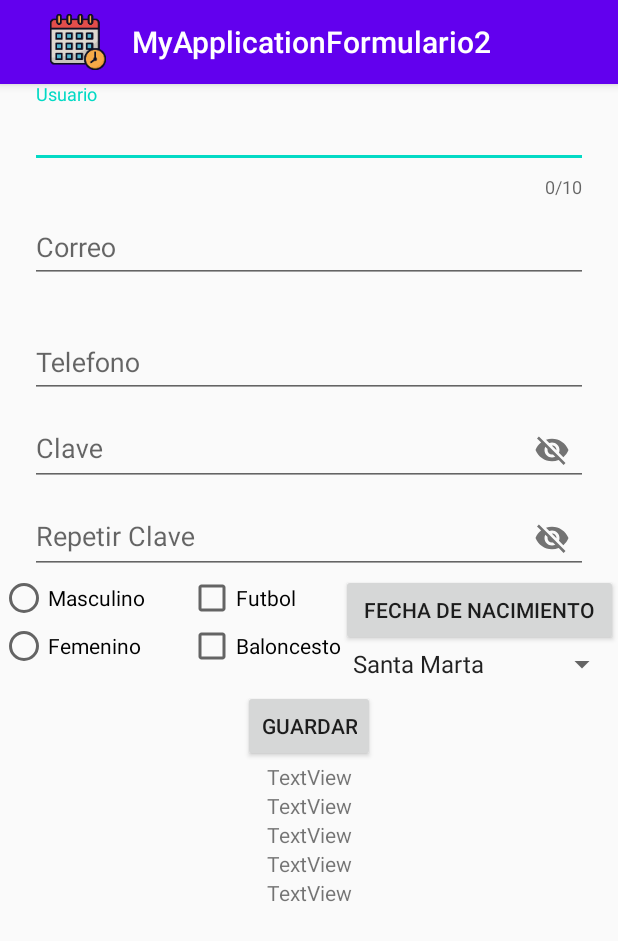
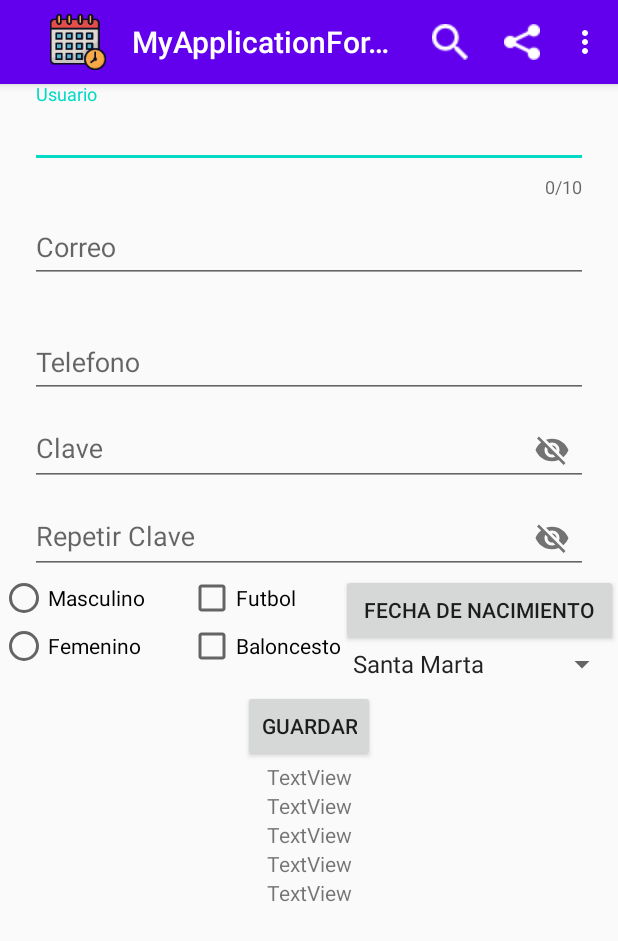
Before and after one commit to jolgo1989/Formulario, an Android app: the screen it shows after launch (MainActivity), on a phone screen of 412 x 824 dp. Shown: the top 941 px of the screen. Run offline under Robolectric (Android 15) with nearby library versions, the phone set to English and light mode, and no system bars.

Commit message:
Se agrego menu over flow

```diff
--- /dev/null
+++ b/app/src/main/res/menu/overflow.xml
@@ -0,0 +1,21 @@
+<?xml version="1.0" encoding="utf-8"?>
+<menu xmlns:app="http://schemas.android.com/apk/res-auto"
+    xmlns:android="http://schemas.android.com/apk/res/android">
+
+    <item
+        android:id="@+id/itemBuscar"
+        android:icon="@drawable/buscar"
+        android:title="@string/buscar"
+        app:showAsAction="ifRoom" />
+    <item
+        android:id="@+id/ItemCompartir"
+        android:icon="@drawable/compartir"
+        android:title="@string/compartir"
+        app:showAsAction="always" />
+    <item
+        android:id="@+id/item1"
+        android:title="@string/item1" />
+    <item
+        android:id="@+id/item2"
+        android:title="@string/item2" />
+</menu>
--- a/app/src/main/res/values/strings.xml
+++ b/app/src/main/res/values/strings.xml
@@ -18,5 +18,9 @@
     <string name="textview3">TextView</string>
     <string name="textview4">TextView</string>
     <string name="textview5">TextView</string>
+    <string name="buscar">Buscar</string>
+    <string name="compartir">Compartir</string>
+    <string name="item1">Item1</string>
+    <string name="item2">Item2</string>
 
 </resources>
```
Also changed, not shown: app/src/main/java/com/example/myapplicationformulario2/MainActivity.kt (+37 -0 lines), app/src/main/res/drawable-v24/buscar.png (added), app/src/main/res/drawable-v24/compartir.png (added).
